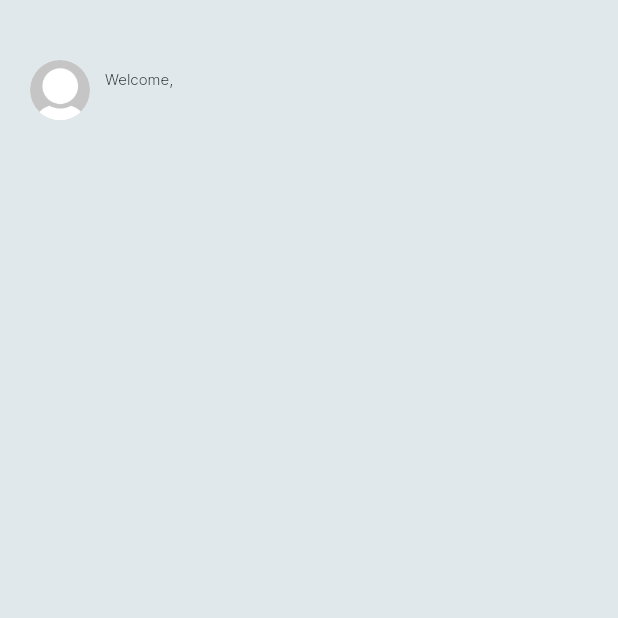
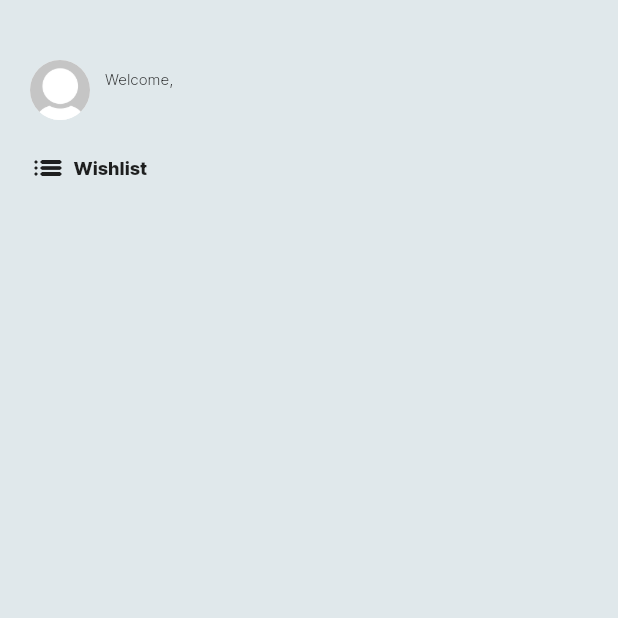
Before and after one commit to rhnzal/b2b-flutter, a Flutter app: the FavoriteScreen screen opened directly, on a phone screen of 412 x 824 dp, the top half of it. Run offline on Flutter 3.47's test engine with Material 2 defaults, Android fonts, the phone set to English and light mode, and no system bars; our stand-ins replace rounded_loading_button, shared_preferences, webview_flutter; accounts and stored records are empty.

Commit message:
wishlist, input url loading

```diff
--- a/lib/login.dart
+++ b/lib/login.dart
@@ -44,7 +44,7 @@ class _LoginState extends State<Login> {
                 // ignore: empty_statements
                 if (formKey.currentState!.validate()) {
                   var response = await http.post(
-                      Uri.parse("http://192.168.102.195:3000/api/auth/login"),
+                      Uri.parse("http://192.168.102.75:3000/api/auth/login"),
                       headers: {
                         HttpHeaders.contentTypeHeader: 'application/json'
                       },
@@ -285,7 +285,7 @@ class _LoginState extends State<Login> {
     //             // ignore: empty_statements
     //             if (formKey.currentState!.validate()) {
     //               var response = await http.post(
-    //                   Uri.parse("http://192.168.102.195:3000/api/auth/login"),
+    //                   Uri.parse("http://192.168.102.75:3000/api/auth/login"),
     //                   headers: {
     //                     HttpHeaders.contentTypeHeader: 'application/json'
     //                   },
--- a/lib/register.dart
+++ b/lib/register.dart
@@ -32,7 +32,7 @@ class _RegisterState extends State<Register> {
     if (formKey.currentState!.validate()) {
       var response = await http.post(
           Uri.parse(
-              "http://192.168.102.195:3000/api/users/register"),
+              "http://192.168.102.75:3000/api/users/register"),
           headers: {
             HttpHeaders.contentTypeHeader: 'application/json'
           },
--- a/lib/screen/favoritescreen.dart
+++ b/lib/screen/favoritescreen.dart
@@ -1,6 +1,4 @@
 import 'package:flutter/material.dart';
-import 'package:flutter/src/foundation/key.dart';
-import 'package:flutter/src/widgets/framework.dart';
 import 'package:shared_preferences/shared_preferences.dart';
 
 class FavoriteScreen extends StatefulWidget {
@@ -32,7 +30,7 @@ class _FavoriteScreenState extends State<FavoriteScreen> {
     margin: const EdgeInsets.fromLTRB(20, 40, 10, 5),
     child: Row(
       children: [
-        CircleAvatar(
+        const CircleAvatar(
           backgroundColor: Colors.white,
           backgroundImage: AssetImage('images/user.png'),
           radius: 20,
@@ -42,14 +40,14 @@ class _FavoriteScreenState extends State<FavoriteScreen> {
           child: Column(
             crossAxisAlignment: CrossAxisAlignment.start,
             children: [
-              Text('Welcome,',
+              const Text('Welcome,',
                   style: TextStyle(
                       fontFamily: 'Inter',
                       fontWeight: FontWeight.w300,
                       fontSize: 10)),
               Text(
                 '$displayName',
-                style: TextStyle(
+                style: const TextStyle(
                     fontFamily: 'Inter',
                     fontWeight: FontWeight.w500,
                     fontSize: 12),
@@ -61,10 +59,23 @@ class _FavoriteScreenState extends State<FavoriteScreen> {
     ),
   );
 
+  Widget wishlist = Container(
+      margin: const EdgeInsets.fromLTRB(20, 15, 10, 0),
+      child: Row(
+        children: const [
+          Icon(Icons.list_rounded),
+          SizedBox( width: 5,),
+          Text('Wishlist',
+            style: TextStyle(fontFamily: 'Inter', fontWeight: FontWeight.w800, fontSize: 12),
+          )
+        ],
+      ),
+    );
+
     return Scaffold(
       backgroundColor: Color.fromARGB(255, 224, 232, 235),
       body: Column(
-        children: [welcomeUser],
+        children: [welcomeUser, wishlist],
       ),
     );
   }
--- a/lib/screen/historyscreen.dart
+++ b/lib/screen/historyscreen.dart
@@ -42,7 +42,7 @@ class _HistoryScreenState extends State<HistoryScreen> {
   Future<void> getActivity() async {
     var token = prefs.getString('token');
     final response = await http.get(
-        Uri.parse("http://192.168.102.195:3000/api/document"),
+        Uri.parse("http://192.168.102.75:3000/api/document"),
         headers: {HttpHeaders.authorizationHeader: 'Bearer $token'});
     // print(response.body);
     activity = json.decode(response.body)["data"];
--- a/lib/screen/paymentscreen.dart
+++ b/lib/screen/paymentscreen.dart
@@ -39,7 +39,7 @@ class _PaymentScreenState extends State<PaymentScreen> {
 
   Future<void> getProduct() async{
     var token = prefs.getString('token');
-    var response = await http.get(Uri.parse('http://192.168.102.195:3000/api/product'),
+    var response = await http.get(Uri.parse('http://192.168.102.75:3000/api/product'),
     headers: {
       HttpHeaders.authorizationHeader: 'Bearer $token'
     }
@@ -174,7 +174,7 @@ class _PaymentScreenState extends State<PaymentScreen> {
               primary: const Color.fromARGB(255, 23, 22, 29), shape: const StadiumBorder()),
           onPressed: selected ? () async {
               var token = prefs.getString('token');
-              var response = await http.post(Uri.parse('http://192.168.102.195:3000/api/transaction/buy'),
+              var response = await http.post(Uri.parse('http://192.168.102.75:3000/api/transaction/buy'),
               headers: {
                 HttpHeaders.contentTypeHeader: 'application/json',
                 HttpHeaders.authorizationHeader: 'Bearer $token'
--- a/lib/screen/profilescreen.dart
+++ b/lib/screen/profilescreen.dart
@@ -39,7 +39,7 @@ class _ProfileScreenState extends State<ProfileScreen> {
   Future<void> getActivity() async {
     var token = prefs.getString('token');
     final response = await http.get(
-        Uri.parse("http://192.168.102.195:3000/api/document"),
+        Uri.parse("http://192.168.102.75:3000/api/document"),
         headers: {HttpHeaders.authorizationHeader: 'Bearer $token'});
     // print(response.body);
     activity = json.decode(response.body)["data"];
```
Also changed, not shown: lib/screen/homescreen.dart (+28 -4 lines).
